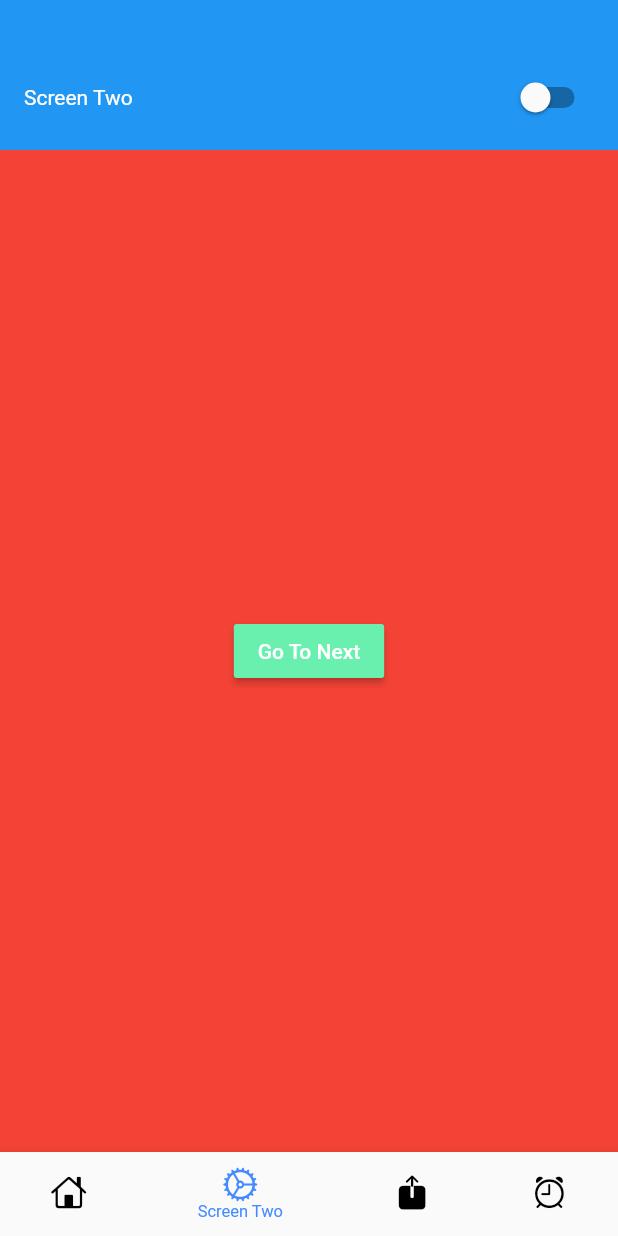
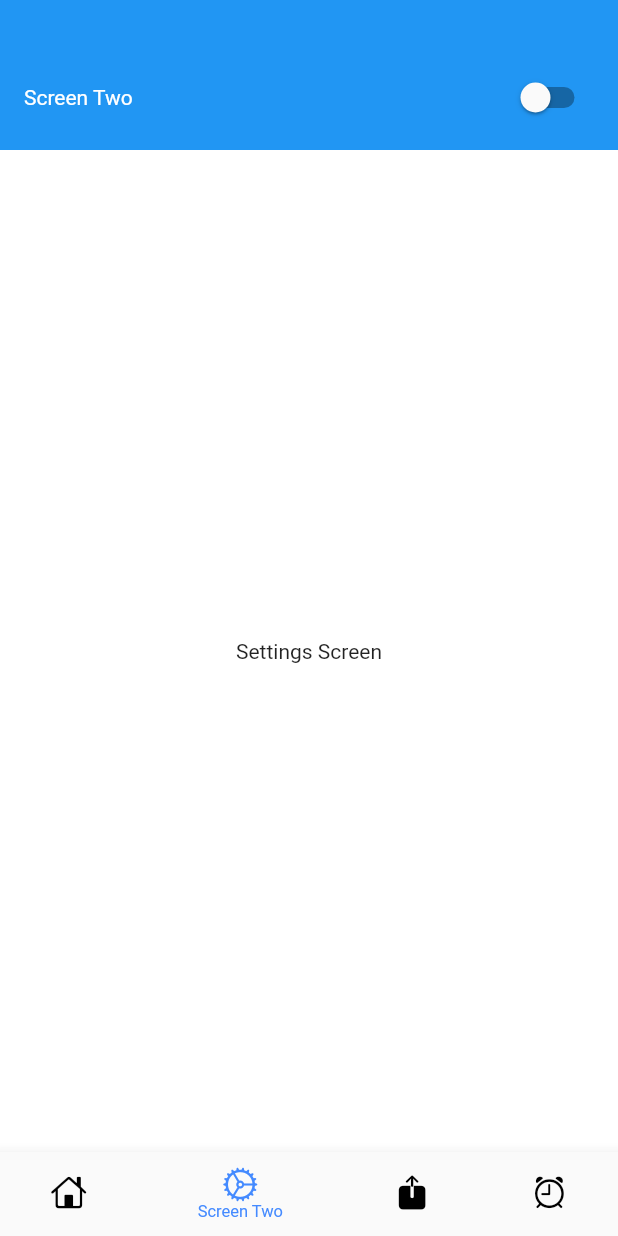
Before and after one commit to imwa5i7/flutter_softtns_task, a Flutter app: the screen it shows after launch, item 2 of the bottom bar chosen, on a phone screen of 412 x 824 dp. Run offline on Flutter 3.47's test engine with Material 2 defaults, Android fonts, the light colour scheme and no system bars.

Commit message:
14-02-2022

```diff
--- a/lib/screens/main_screen.dart
+++ b/lib/screens/main_screen.dart
@@ -2,9 +2,12 @@ import 'package:flutter/cupertino.dart';
 import 'package:flutter/material.dart';
 import 'package:flutter_softtns_task/controllers/MainController.dart';
 import 'package:flutter_softtns_task/nested_navigator.dart';
+import 'package:flutter_softtns_task/screens/alarm_screen.dart';
+import 'package:flutter_softtns_task/screens/downloads_screen.dart';
 import 'package:flutter_softtns_task/screens/screen_one.dart';
 import 'package:flutter_softtns_task/screens/screen_three.dart';
 import 'package:flutter_softtns_task/screens/screen_two.dart';
+import 'package:flutter_softtns_task/screens/settings_screen.dart';
 import 'package:flutter_softtns_task/widgets/main_appbar.dart';
 import 'package:provider/provider.dart';
 
@@ -30,7 +33,10 @@ class _MainScreenState extends State<MainScreen> {
       appBar: MainAppBar(
         title: main.title,
       ),
-      body: NestedNavigator(
+      body: IndexedStack(
+        index: main.selectedIndex,
+        children: [
+          NestedNavigator(
             routes: {
               '/': (ctx) => const ScreenOne(),
               '/one': (ctx) => const ScreenTwo(),
@@ -38,6 +44,11 @@ class _MainScreenState extends State<MainScreen> {
             },
             navigationKey: navigationKey,
             initialRoute: '/',
+          ),
+          SettingsScreen(),
+          DownloadsScreen(),
+          AlarmScreen(),
+        ],
       ),
       bottomNavigationBar: BottomNavigationBar(
         currentIndex: main.selectedIndex,
--- /dev/null
+++ b/lib/screens/settings_screen.dart
@@ -0,0 +1,14 @@
+import 'package:flutter/material.dart';
+
+class SettingsScreen extends StatelessWidget {
+  const SettingsScreen({Key? key}) : super(key: key);
+
+  @override
+  Widget build(BuildContext context) {
+    return Container(
+      color: Colors.white,
+      alignment: Alignment.center,
+      child: const Text('Settings Screen'),
+    );
+  }
+}
```
Also changed, not shown: lib/screens/alarm_screen.dart (added, +14 -0 lines), lib/screens/downloads_screen.dart (added, +14 -0 lines). Lines whose indentation alone changed are shown as unchanged.
